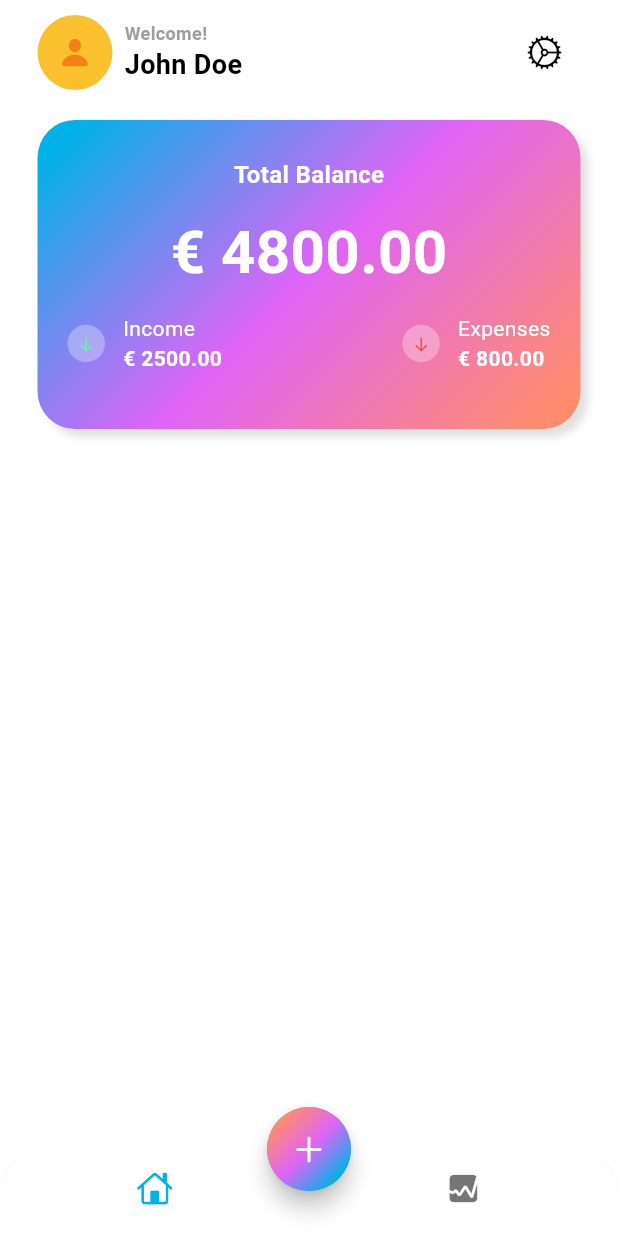
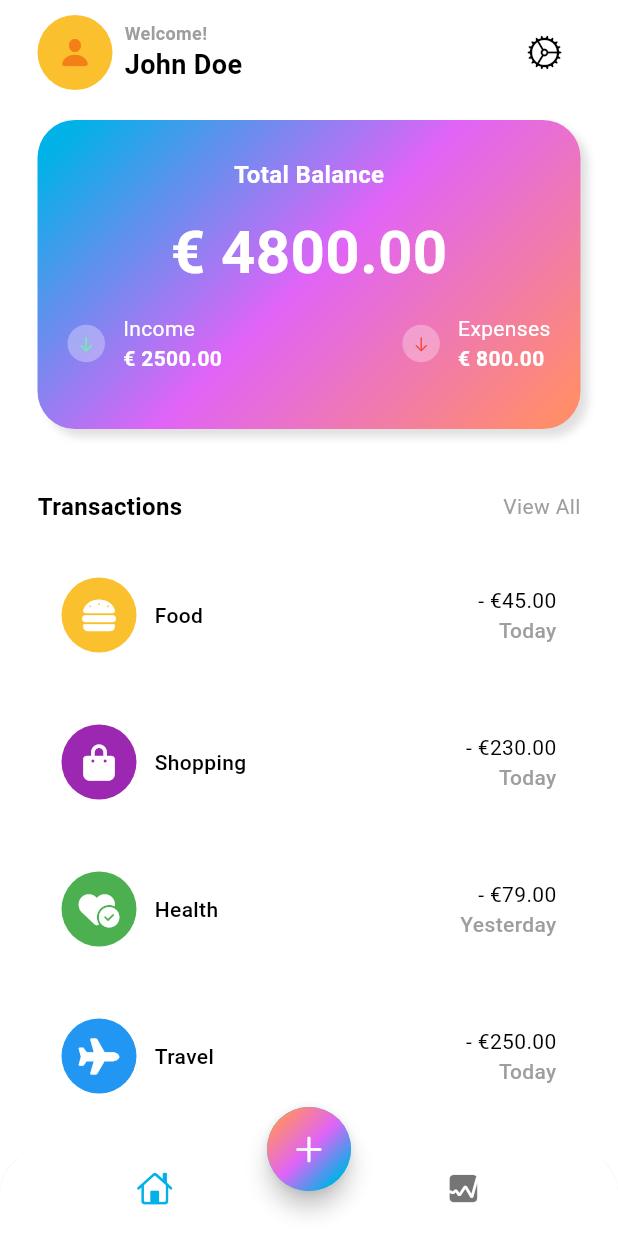
Before and after one commit to Boamah-Powers/flutter-apps, a Flutter app: the screen it shows after launch, on a phone screen of 412 x 824 dp. Run offline on Flutter 3.47's test engine with Material 3 defaults, Android fonts, the phone set to English and light mode, and no system bars; our stand-ins replace bloc, cloud_firestore, equatable, firebase_auth, firebase_core, font_awesome_flutter; accounts and stored records are empty.

Commit message:
transactions list on main screen

```diff
--- /dev/null
+++ b/expense_tracker/lib/data/data.dart
@@ -0,0 +1,33 @@
+import 'package:flutter/material.dart';
+import 'package:font_awesome_flutter/font_awesome_flutter.dart';
+
+List<Map<String, dynamic>> transactionsData = [
+  {
+    'icon': const FaIcon(FontAwesomeIcons.burger, color: Colors.white,),
+    'color': Colors.yellow[700],
+    'name': 'Food',
+    'totalAmount': '- €45.00',
+    'date': 'Today',
+  },
+  {
+    'icon': const FaIcon(FontAwesomeIcons.bagShopping, color: Colors.white,),
+    'color': Colors.purple,
+    'name': 'Shopping',
+    'totalAmount': '- €230.00',
+    'date': 'Today',
+  },
+  {
+    'icon': const FaIcon(FontAwesomeIcons.heartCircleCheck, color: Colors.white,),
+    'color': Colors.green,
+    'name': 'Health',
+    'totalAmount': '- €79.00',
+    'date': 'Yesterday',
+  },
+  {
+    'icon': const FaIcon(FontAwesomeIcons.plane, color: Colors.white,),
+    'color': Colors.blue,
+    'name': 'Travel',
+    'totalAmount': '- €250.00',
+    'date': 'Today',
+  },
+];
--- a/expense_tracker/lib/screens/home/views/main_screen.dart
+++ b/expense_tracker/lib/screens/home/views/main_screen.dart
@@ -1,7 +1,9 @@
 import 'dart:math';
 
+import 'package:expense_tracker/data/data.dart';
 import 'package:flutter/cupertino.dart';
 import 'package:flutter/material.dart';
+import 'package:flutter/widgets.dart';
 
 class MainScreen extends StatelessWidget {
   const MainScreen({super.key});
@@ -86,8 +88,7 @@ class MainScreen extends StatelessWidget {
                   BoxShadow(
                       blurRadius: 4,
                       color: Colors.grey.shade300,
-                      offset: const Offset(5, 5)
-                    ),
+                      offset: const Offset(5, 5)),
                 ],
               ),
               child: Column(
@@ -113,7 +114,8 @@ class MainScreen extends StatelessWidget {
                     ),
                   ),
                   Padding(
-                    padding: const EdgeInsets.symmetric(horizontal: 20.0, vertical: 12.0),
+                    padding: const EdgeInsets.symmetric(
+                        horizontal: 20.0, vertical: 12.0),
                     child: Row(
                       mainAxisAlignment: MainAxisAlignment.spaceBetween,
                       children: [
@@ -123,7 +125,8 @@ class MainScreen extends StatelessWidget {
                               width: 25,
                               height: 25,
                               decoration: const BoxDecoration(
-                                  color: Colors.white30, shape: BoxShape.circle),
+                                  color: Colors.white30,
+                                  shape: BoxShape.circle),
                               child: const Center(
                                   child: Icon(
                                 CupertinoIcons.arrow_down,
@@ -163,7 +166,8 @@ class MainScreen extends StatelessWidget {
                               width: 25,
                               height: 25,
                               decoration: const BoxDecoration(
-                                  color: Colors.white30, shape: BoxShape.circle),
+                                  color: Colors.white30,
+                                  shape: BoxShape.circle),
                               child: const Center(
                                   child: Icon(
                                 CupertinoIcons.arrow_down,
@@ -203,6 +207,108 @@ class MainScreen extends StatelessWidget {
                 ],
               ),
             ),
+            const SizedBox(
+              height: 40,
+            ),
+            Row(
+              mainAxisAlignment: MainAxisAlignment.spaceBetween,
+              children: [
+                Text(
+                  'Transactions',
+                  style: TextStyle(
+                    fontSize: 16,
+                    color: Theme.of(context).colorScheme.onBackground,
+                    fontWeight: FontWeight.bold,
+                  ),
+                ),
+                GestureDetector(
+                  onTap: () {},
+                  child: Text(
+                    'View All',
+                    style: TextStyle(
+                      fontSize: 14,
+                      color: Theme.of(context).colorScheme.outline,
+                      fontWeight: FontWeight.w400,
+                    ),
+                  ),
+                )
+              ],
+            ),
+            const SizedBox(
+              height: 20,
+            ),
+            Expanded(
+              child: ListView.builder(
+                itemCount: transactionsData.length,
+                itemBuilder: (context, int i) {
+                  return Padding(
+                    padding: const EdgeInsets.only(bottom: 16.0),
+                    child: Container(
+                      decoration:
+                          BoxDecoration(
+                            color: Colors.white,
+                            borderRadius: BorderRadius.circular(12)
+                          ),
+                      child: Padding(
+                        padding: const EdgeInsets.all(16.0),
+                        child: Row(
+                          mainAxisAlignment: MainAxisAlignment.spaceBetween,
+                          children: [
+                            Row(
+                              children: [
+                                Stack(
+                                  alignment: Alignment.center,
+                                  children: [
+                                    Container(
+                                      width: 50,
+                                      height: 50,
+                                      decoration:  BoxDecoration(
+                                        color: transactionsData[i]['color'],
+                                        shape: BoxShape.circle,
+                                      ),
+                                    ),
+                                    transactionsData[i]['icon']
+                                  ],
+                                ),
+                                const SizedBox(width: 12,),
+                                Text(
+                                  transactionsData[i]['name'],
+                                  style: TextStyle(
+                                    fontSize: 14,
+                                    color: Theme.of(context).colorScheme.onBackground,
+                                    fontWeight: FontWeight.w500,
+                                  ),
+                                ),
+                              ],
+                            ),
+                            Column(
+                              crossAxisAlignment: CrossAxisAlignment.end,
+                              children: [
+                                Text(
+                                  transactionsData[i]['totalAmount'],
+                                  style: TextStyle(
+                                    fontSize: 14,
+                                    color: Theme.of(context).colorScheme.onBackground,
+                                    fontWeight: FontWeight.w400,
+                                  ),
+                                ),
+                                Text(
+                                  transactionsData[i]['date'],
+                                  style: TextStyle(
+                                    fontSize: 14,
+                                    color: Theme.of(context).colorScheme.outline,
+                                    fontWeight: FontWeight.w500,
+                                  ),
+                                ),
+                              ],
+                            )
+                          ],
+                        ),
+                      ),
+                    ),
+                  );
+              }),
+            ),
           ],
         ),
       ),
--- a/expense_tracker/pubspec.yaml
+++ b/expense_tracker/pubspec.yaml
@@ -10,6 +10,7 @@ dependencies:
   flutter:
     sdk: flutter
   cupertino_icons: ^1.0.8
+  font_awesome_flutter: ^10.7.0
 
 dev_dependencies:
   flutter_test:
```
Also changed, not shown: expense_tracker/pubspec.lock. Lines whose indentation alone changed are shown as unchanged.
